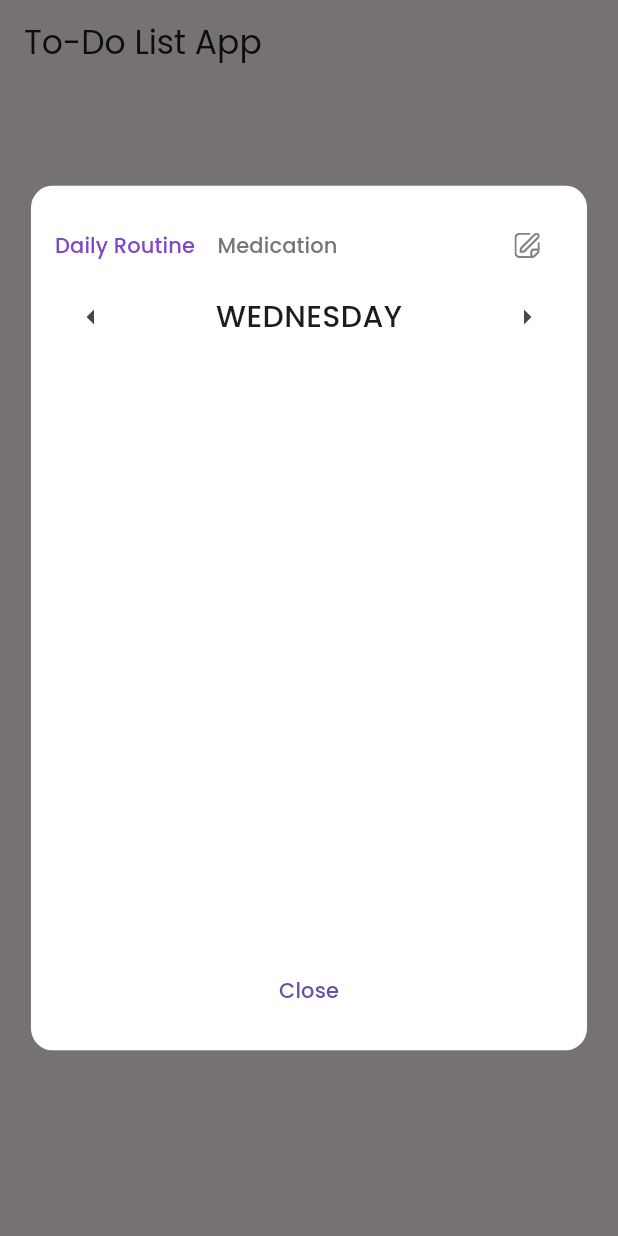
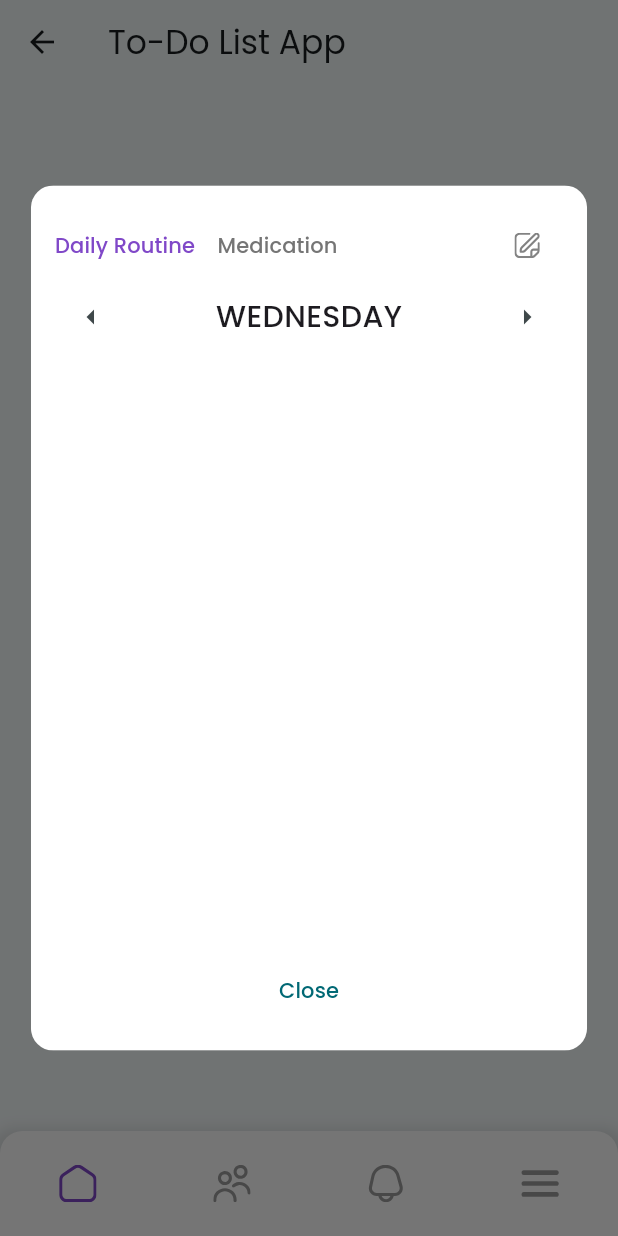
Before and after one commit to czarbasanal/wanderguard_companion_app, a Flutter app: the TodoListScreen screen opened directly, after a tap on "To-Do List", on a phone screen of 412 x 824 dp. Run offline on Flutter 3.47's test engine with Material 3 defaults, Android fonts, the phone set to English and light mode, and no system bars; our stand-ins replace carousel_slider, cloud_firestore, firebase_auth, firebase_core, flutter_spinkit, flutter_svg and 9 more; missing offline and left inert: dynamic_multi_step_form; accounts and stored records are empty.

Commit message:
added navbar

```diff
--- a/lib/screens/to_do_list_screen.dart
+++ b/lib/screens/to_do_list_screen.dart
@@ -4,6 +4,7 @@
 import 'package:flutter_svg/flutter_svg.dart';
 import '../models/daily_routine.model.dart';
 import '../models/medication.model.dart';
+import '../widgets/navbar.dart';
 import '../widgets/routine and medication/daily_routine_data.dart';
 import '../widgets/routine and medication/medication_data_widget.dart';
 
@@ -440,7 +441,10 @@
           style: GoogleFonts.poppins(),
         ),
       ),
-      body: Center(
+      body: Column(
+        children: [
+          Expanded(
+            child: Center(
               child: GestureDetector(
                 onTap: _showCustomTodoListDialog,
                 child: Text(
@@ -449,6 +453,10 @@
                 ),
               ),
             ),
+          ),
+          Navbar(),
+        ],
+      ),
     );
   }
 }
--- /dev/null
+++ b/lib/widgets/navbar.dart
@@ -0,0 +1,67 @@
+import 'package:flutter/material.dart';
+import 'package:flutter_svg/flutter_svg.dart';
+
+class Navbar extends StatefulWidget {
+  final double iconGap;
+  final double height;
+
+  Navbar({this.iconGap = 0.0, this.height = 70.0});
+
+  @override
+  _NavbarState createState() => _NavbarState();
+}
+
+class _NavbarState extends State<Navbar> {
+  int _selectedIndex = 0;
+
+  void _onItemTapped(int index) {
+    setState(() {
+      _selectedIndex = index;
+    });
+  }
+
+  @override
+  Widget build(BuildContext context) {
+    return Container(
+      height: widget.height,
+      decoration: BoxDecoration(
+        color: Colors.white,
+        borderRadius: BorderRadius.only(
+          topLeft: Radius.circular(15.0),
+          topRight: Radius.circular(15.0),
+        ),
+        boxShadow: [
+          BoxShadow(
+            color: Colors.black.withOpacity(0.1),
+            spreadRadius: 5,
+            blurRadius: 7,
+            offset: Offset(0, 3),
+          ),
+        ],
+      ),
+      padding: EdgeInsets.symmetric(horizontal: 20.0, vertical: 10.0),
+      child: Row(
+        mainAxisAlignment: MainAxisAlignment.spaceAround,
+        children: [
+          _buildNavItem('lib/assets/icons/home.svg', 0),
+          SizedBox(width: widget.iconGap),
+          _buildNavItem('lib/assets/icons/patients.svg', 1),
+          SizedBox(width: widget.iconGap),
+          _buildNavItem('lib/assets/icons/notification.svg', 2),
+          SizedBox(width: widget.iconGap),
+          _buildNavItem('lib/assets/icons/menu.svg', 3),
+        ],
+      ),
+    );
+  }
+
+  Widget _buildNavItem(String iconPath, int index) {
+    return GestureDetector(
+      onTap: () => _onItemTapped(index),
+      child: SvgPicture.asset(
+        iconPath,
+        color: _selectedIndex == index ? Color(0xFF8048C8) : Colors.grey,
+      ),
+    );
+  }
+}
--- a/pubspec.yaml
+++ b/pubspec.yaml
@@ -46,3 +46,7 @@
     - lib/assets/images/Asset3.png
     - lib/assets/icons/edit.svg
     - lib/assets/icons/add.svg
+    - lib/assets/icons/home.svg
+    - lib/assets/icons/patients.svg
+    - lib/assets/icons/notification.svg
+    - lib/assets/icons/menu.svg
```
Also changed, not shown: lib/main.dart (+36 -55 lines), lib/assets/icons/home.svg (added), lib/assets/icons/menu.svg (added), lib/assets/icons/notification.svg (added), lib/assets/icons/patients.svg (added). Lines whose indentation alone changed are shown as unchanged.
